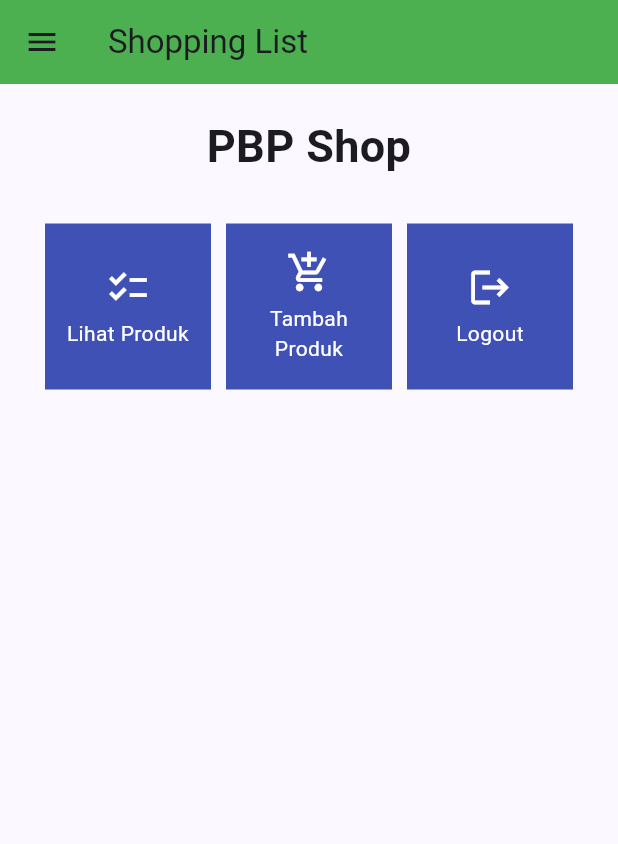
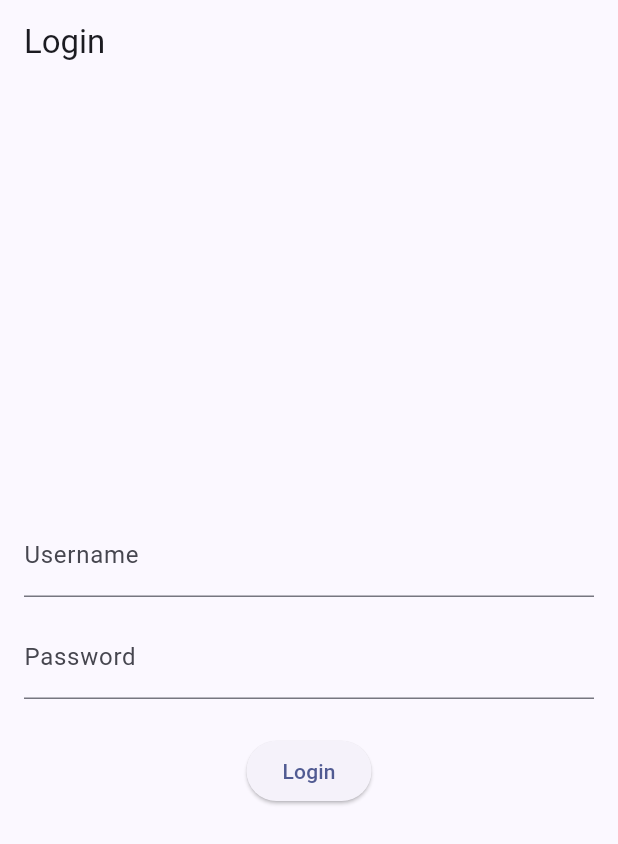
Before and after one commit to Firdausfarul/shopping-list-mobile, a Flutter app: the screen it shows after launch, on a phone screen of 412 x 824 dp. Shown: the top 844 px of the screen. Run offline on Flutter 3.47's test engine with Material 2 defaults, Android fonts, the phone set to English and light mode, and no system bars; missing offline and left inert: pbp_django_auth.

Commit message:
tutorial 8 selesai (masih ke localhost)

```diff
--- a/lib/main.dart
+++ b/lib/main.dart
@@ -1,37 +1,30 @@
 import 'package:flutter/material.dart';
-import 'package:shopping_list/screens/menu.dart';
+import 'package:pbp_django_auth/pbp_django_auth.dart';
+import 'package:provider/provider.dart';
+import 'package:shopping_list/screens/login.dart';
+
 void main() {
   runApp(const MyApp());
 }
 
 class MyApp extends StatelessWidget {
-  const MyApp({super.key});
+  const MyApp({Key? key}) : super(key: key);
 
-  // This widget is the root of your application.
   @override
   Widget build(BuildContext context) {
-    return MaterialApp(
-      title: 'Flutter Demo',
-      theme: ThemeData(
-        // This is the theme of your application.
-        //
-        // TRY THIS: Try running your application with "flutter run". You'll see
-        // the application has a blue toolbar. Then, without quitting the app,
-        // try changing the seedColor in the colorScheme below to Colors.green
-        // and then invoke "hot reload" (save your changes or press the "hot
-        // reload" button in a Flutter-supported IDE, or press "r" if you used
-        // the command line to start the app).
-        //
-        // Notice that the counter didn't reset back to zero; the application
-        // state is not lost during the reload. To reset the state, use hot
-        // restart instead.
-        //
-        // This works for code too, not just values: Most code changes can be
-        // tested with just a hot reload.
-        colorScheme: ColorScheme.fromSeed(seedColor: Colors.indigo),
-        useMaterial3: true,
+    return Provider(
+      create: (_) {
+        CookieRequest request = CookieRequest();
+        return request;
+      },
+      child: MaterialApp(
+        title: 'Flutter App',
+        theme: ThemeData(
+          colorScheme: ColorScheme.fromSeed(seedColor: Colors.indigo),
+          useMaterial3: true,
+        ),
+        home: LoginPage(),
       ),
-      home: MyHomePage(),
     );
   }
 }
--- /dev/null
+++ b/lib/screens/login.dart
@@ -0,0 +1,114 @@
+import 'package:shopping_list/screens/menu.dart';
+import 'package:flutter/material.dart';
+import 'package:pbp_django_auth/pbp_django_auth.dart';
+import 'package:provider/provider.dart';
+
+void main() {
+  runApp(const LoginApp());
+}
+
+class LoginApp extends StatelessWidget {
+  const LoginApp({super.key});
+
+  @override
+  Widget build(BuildContext context) {
+    return MaterialApp(
+      title: 'Login',
+      theme: ThemeData(
+        primarySwatch: Colors.blue,
+      ),
+      home: const LoginPage(),
+    );
+  }
+}
+
+class LoginPage extends StatefulWidget {
+  const LoginPage({super.key});
+
+  @override
+  _LoginPageState createState() => _LoginPageState();
+}
+
+class _LoginPageState extends State<LoginPage> {
+  final TextEditingController _usernameController = TextEditingController();
+  final TextEditingController _passwordController = TextEditingController();
+
+  @override
+  Widget build(BuildContext context) {
+    final request = context.watch<CookieRequest>();
+    return Scaffold(
+      appBar: AppBar(
+        title: const Text('Login'),
+      ),
+      body: Container(
+        padding: const EdgeInsets.all(16.0),
+        child: Column(
+          mainAxisAlignment: MainAxisAlignment.center,
+          children: [
+            TextField(
+              controller: _usernameController,
+              decoration: const InputDecoration(
+                labelText: 'Username',
+              ),
+            ),
+            const SizedBox(height: 12.0),
+            TextField(
+              controller: _passwordController,
+              decoration: const InputDecoration(
+                labelText: 'Password',
+              ),
+              obscureText: true,
+            ),
+            const SizedBox(height: 24.0),
+            ElevatedButton(
+              onPressed: () async {
+                String username = _usernameController.text;
+                String password = _passwordController.text;
+
+                // Cek kredensial
+                // TODO: Ganti URL dan jangan lupa tambahkan trailing slash (/) di akhir URL!
+                // Untuk menyambungkan Android emulator dengan Django pada localhost,
+                // gunakan URL http://10.0.2.2/
+                final response =
+                    await request.login("http://127.0.0.1:8000/auth/login/", {
+                  'username': username,
+                  'password': password,
+                });
+
+                if (request.loggedIn) {
+                  String message = response['message'];
+                  String uname = response['username'];
+                  Navigator.pushReplacement(
+                    context,
+                    MaterialPageRoute(builder: (context) => MyHomePage()),
+                  );
+                  ScaffoldMessenger.of(context)
+                    ..hideCurrentSnackBar()
+                    ..showSnackBar(SnackBar(
+                        content: Text("$message Selamat datang, $uname.")));
+                } else {
+                  showDialog(
+                    context: context,
+                    builder: (context) => AlertDialog(
+                      title: const Text('Login Gagal'),
+                      content: Text(response['message']),
+                      actions: [
+                        TextButton(
+                          child: const Text('OK'),
+                          onPressed: () {
+                            Navigator.pop(context);
+                          },
+                        ),
+                      ],
+                    ),
+                  );
+                }
+              },
+              child: const Text('Login'),
+            ),
+          ],
+        ),
+      ),
+    );
+  }
+}
--- a/pubspec.yaml
+++ b/pubspec.yaml
@@ -35,6 +35,9 @@ dependencies:
   # The following adds the Cupertino Icons font to your application.
   # Use with the CupertinoIcons class for iOS style icons.
   cupertino_icons: ^1.0.2
+  provider: ^6.1.1
+  pbp_django_auth: ^0.3.1
+  http: ^0.13.6
 
 dev_dependencies:
   flutter_test:
```
Also changed, not shown: lib/models/product.dart (added, +68 -0 lines), lib/screens/list_product.dart (added, +90 -0 lines), lib/screens/shoplist_form.dart (+35 -31 lines), lib/widgets/left_drawer.dart (+19 -6 lines), lib/widgets/shop_card.dart (+33 -8 lines), pubspec.lock, 2 other files.
